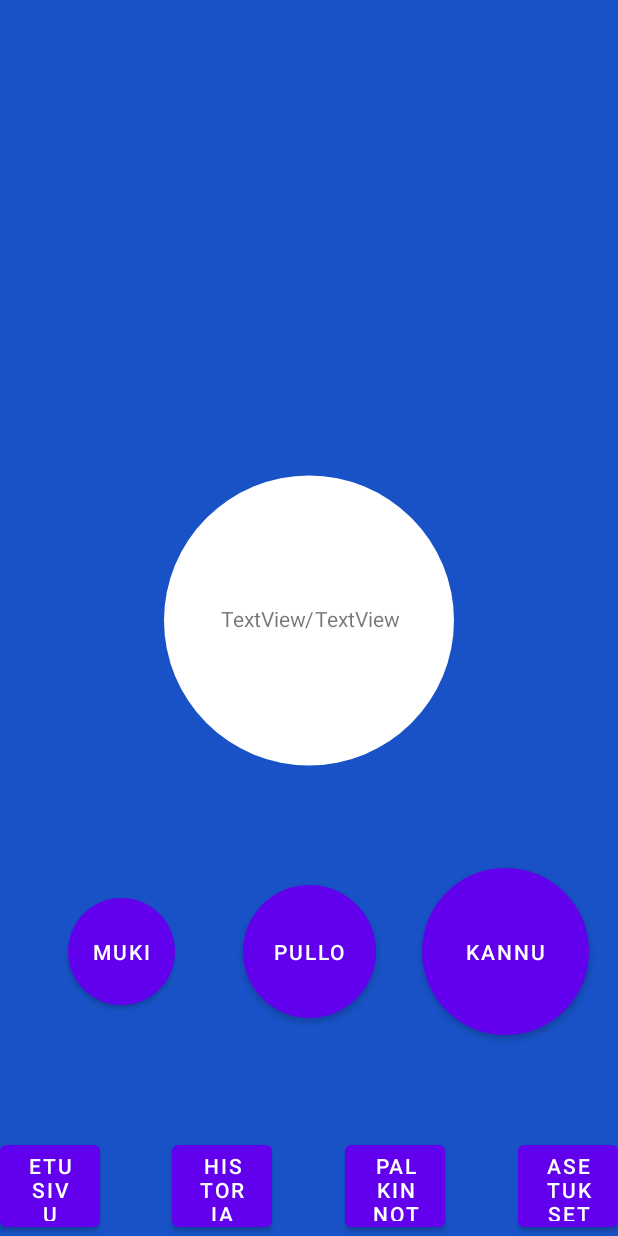
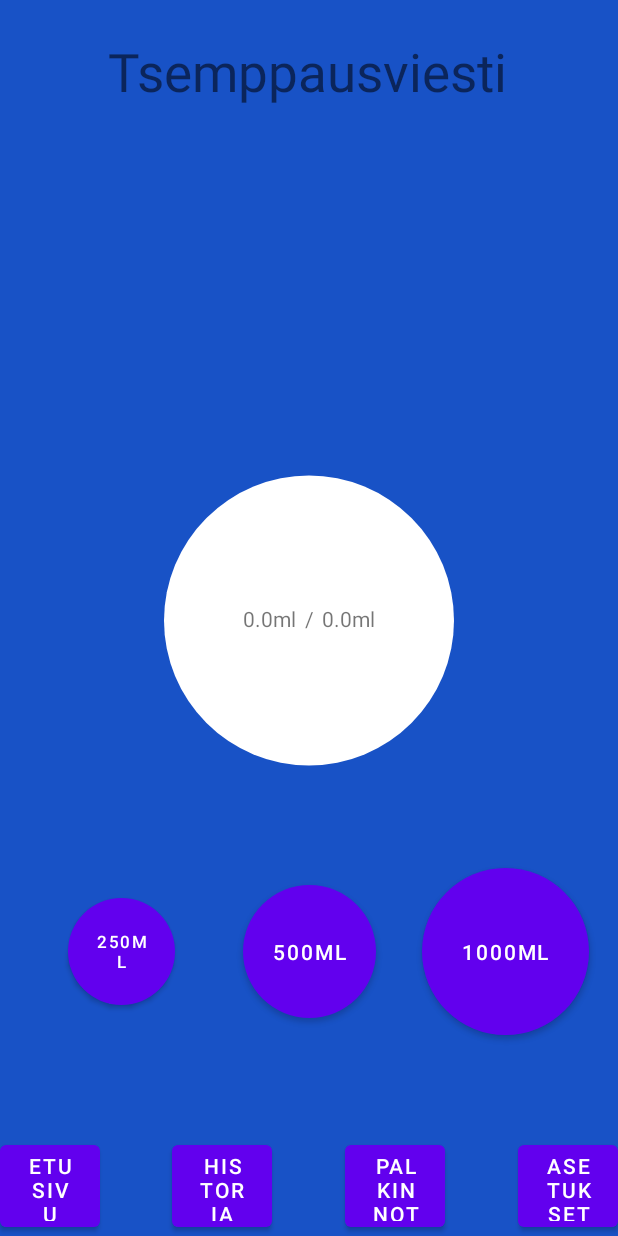
Before and after one commit to Pennane/vesihiisi, an Android app: the MainActivity screen opened directly, with no data from a screen before it, on a phone screen of 412 x 824 dp. Run offline under Robolectric (Android 15) with nearby library versions, the phone set to English and light mode, and no system bars.

Commit message:
Counter class and buttons and saving added to main

```diff
--- /dev/null
+++ b/app/src/main/java/com/example/vesihiisi/Counter.java
@@ -0,0 +1,30 @@
+package com.example.vesihiisi;
+
+public class Counter {
+    private double targetConsumption;
+    private double consume;
+    private int age;
+    private double weight;
+
+    public Counter(int age, double weight) {
+        this.age = age;
+        this.weight = weight;
+    }
+
+    public double getTargetConsumption() {
+        targetConsumption = this.age * this.weight;
+        return targetConsumption;
+    }
+
+    public void consume(int amount) {
+        consume += amount;
+    }
+
+    public double getConsume() {
+        return this.consume;
+    }
+
+    public void setConsumption(int amount) {
+        this.consume = amount;
+    }
+}
--- a/app/src/main/java/com/example/vesihiisi/MainActivity.java
+++ b/app/src/main/java/com/example/vesihiisi/MainActivity.java
@@ -1,8 +1,13 @@
 package com.example.vesihiisi;
+
 import android.content.Intent;
 import android.os.Bundle;
+import android.view.View;
+import android.widget.TextView;
 
 public class MainActivity extends NavigationBarActivity {
+    Counter waterCounter;
+    TextView targetConsumption, consumption;
 
     @Override
     protected void onCreate(Bundle savedInstanceState) {
@@ -14,16 +19,47 @@ public class MainActivity extends NavigationBarActivity {
 
         // Redirect the user to settings if the settings are invalid or unset
         tryRedirectToSettings();
+
+        waterCounter = new Counter(Global.read("weight", 0), Global.read("age", 0));
+        targetConsumption = findViewById(R.id.textView2);
+
+        targetConsumption.setText(Double.toString(waterCounter.getTargetConsumption()) + "ml");
+
     }
+
+    public void updateValue() {
+        consumption = findViewById(R.id.textView);
+        consumption.setText(Double.toString(waterCounter.getConsume()) + "ml");
+
+        Global.write("consumption", (int) waterCounter.getConsume());
+    }
+
+    public void glass(View view) {
+        waterCounter.consume(250);
+        updateValue();
+    }
+
+    public void bottle(View view) {
+        waterCounter.consume(500);
+        updateValue();
+    }
+
+    public void jug(View view) {
+        waterCounter.consume(1000);
+        updateValue();
+    }
+
 
     @Override
     protected void onResume() {
         super.onResume();
         tryRedirectToSettings();
+        waterCounter.setConsumption(Global.read("consumption", 0));
+        updateValue();
     }
 
     private void tryRedirectToSettings() {
-        if (!Global.isValidAge(Global.read("age", -1)) || !Global.isValidWeight(Global.read("weight", -1)) || !Global.isValidGender(Global.read("gender", "invalid")) ) {
+        if (!Global.isValidAge(Global.read("age", -1)) || !Global.isValidWeight(Global.read("weight", -1)) || !Global.isValidGender(Global.read("gender", "invalid"))) {
             Intent newActivity = new Intent(this, SettingsActivity.class);
             startActivity(newActivity);
         }
--- a/app/src/main/res/layout/activity_main.xml
+++ b/app/src/main/res/layout/activity_main.xml
@@ -6,7 +6,6 @@
     android:layout_height="match_parent"
     android:background="#1852C6"
     tools:context=".MainActivity">
-
 
     <ImageView
         android:id="@+id/imageView"
@@ -36,31 +35,37 @@
         android:layout_width="wrap_content"
         android:layout_height="wrap_content"
         android:layout_marginStart="1dp"
-        android:layout_marginEnd="6dp"
-        android:text="TextView"
+        android:layout_marginEnd="4dp"
+        android:text="0"
         app:layout_constraintBottom_toBottomOf="@+id/textView3"
         app:layout_constraintEnd_toStartOf="@+id/textView2"
+        app:layout_constraintHorizontal_bias="0.925"
         app:layout_constraintHorizontal_chainStyle="packed"
         app:layout_constraintStart_toStartOf="parent"
         app:layout_constraintTop_toTopOf="@+id/textView3"
-        app:layout_constraintVertical_bias="0.494" />
+        app:layout_constraintVertical_bias="0.0" />
 
     <TextView
         android:id="@+id/textView2"
         android:layout_width="wrap_content"
         android:layout_height="wrap_content"
-        android:text="TextView"
+        android:layout_marginStart="5dp"
+        android:text="0"
         app:layout_constraintBottom_toBottomOf="@+id/textView3"
         app:layout_constraintEnd_toEndOf="parent"
-        app:layout_constraintStart_toEndOf="@+id/textView"
-        app:layout_constraintTop_toTopOf="@+id/textView3" />
+        app:layout_constraintHorizontal_bias="0.0"
+        app:layout_constraintStart_toEndOf="@+id/textView3"
+        app:layout_constraintTop_toTopOf="@+id/textView3"
+        app:layout_constraintVertical_bias="0.0" />
 
     <Button
         android:id="@+id/buttonmuki"
         android:layout_width="32pt"
         android:layout_height="32pt"
         android:background="@drawable/circle"
-        android:text="Muki"
+        android:onClick="glass"
+        android:text="250ml"
+        android:textSize="11sp"
         app:layout_constraintBottom_toBottomOf="@+id/buttonmuki2"
         app:layout_constraintEnd_toStartOf="@+id/buttonmuki2"
         app:layout_constraintStart_toStartOf="parent"
@@ -73,7 +78,8 @@
         android:layout_height="40pt"
         android:layout_marginBottom="145dp"
         android:background="@drawable/circle"
-        android:text="Pullo"
+        android:onClick="bottle"
+        android:text="500ml"
         app:layout_constraintBottom_toBottomOf="parent"
         app:layout_constraintEnd_toEndOf="parent"
         app:layout_constraintStart_toStartOf="parent"
@@ -84,12 +90,28 @@
         android:layout_width="50pt"
         android:layout_height="50pt"
         android:background="@drawable/circle"
-        android:text="Kannu"
+        android:onClick="jug"
+        android:text="1000ml"
         app:layout_constraintBottom_toBottomOf="@+id/buttonmuki2"
         app:layout_constraintEnd_toEndOf="parent"
         app:layout_constraintHorizontal_bias="0.619"
         app:layout_constraintStart_toEndOf="@+id/buttonmuki2"
         app:layout_constraintTop_toTopOf="@+id/buttonmuki2" />
+
+    <TextView
+        android:id="@+id/textView4"
+        android:layout_width="wrap_content"
+        android:layout_height="wrap_content"
+        android:layout_marginTop="24dp"
+        android:layout_marginBottom="24dp"
+        android:text="Tsemppausviesti"
+        android:textSize="35sp"
+        app:layout_constraintBottom_toTopOf="@+id/imageView"
+        app:layout_constraintEnd_toEndOf="parent"
+        app:layout_constraintHorizontal_bias="0.495"
+        app:layout_constraintStart_toStartOf="parent"
+        app:layout_constraintTop_toTopOf="parent"
+        app:layout_constraintVertical_bias="0.0" />
 
     <include
         layout="@layout/navigation_bar"
```
